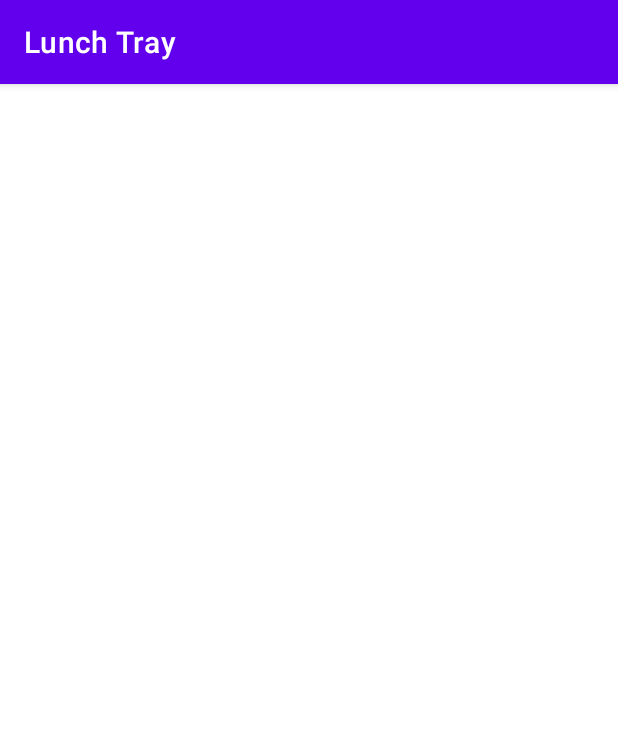
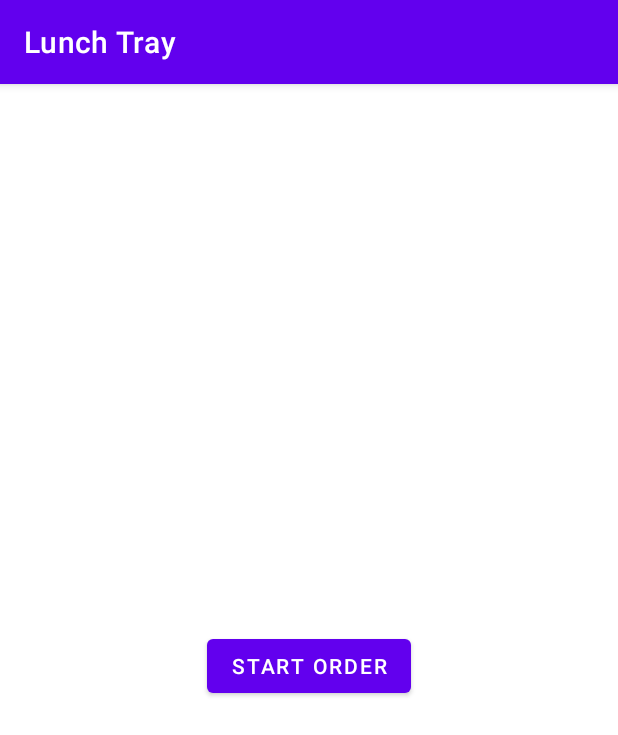
Before and after one commit to Fl0riaS/SM_Jakub_Znyk, an Android app: the screen it shows after launch (MainActivity), on a phone screen of 412 x 824 dp. Shown: the top 735 px of the screen. Run offline under Robolectric (Android 15) with nearby library versions, the phone set to English and light mode, and no system bars; our stand-ins replace navigation-ui.

Commit message:
lab06: Create the navigation graph

```diff
--- a/src/lab06/android-basics-kotlin-lunch-tray-app-main/app/src/main/java/com/example/lunchtray/MainActivity.kt
+++ b/src/lab06/android-basics-kotlin-lunch-tray-app-main/app/src/main/java/com/example/lunchtray/MainActivity.kt
@@ -18,6 +18,8 @@ package com.example.lunchtray
 import android.os.Bundle
 import androidx.appcompat.app.AppCompatActivity
 import androidx.navigation.NavController
+import androidx.navigation.fragment.NavHostFragment
+import androidx.navigation.ui.setupActionBarWithNavController
 import com.example.lunchtray.databinding.ActivityMainBinding
 
 class MainActivity : AppCompatActivity() {
@@ -34,5 +36,8 @@ class MainActivity : AppCompatActivity() {
         setContentView(binding.root)
 
         // TODO: Retrieve NavController from the NavHostFragment
+        val navHostFragment = supportFragmentManager
+            .findFragmentById(R.id.nav_host_fragment) as NavHostFragment
+        navController = navHostFragment.navController
     }
 }
--- a/src/lab06/android-basics-kotlin-lunch-tray-app-main/app/src/main/java/com/example/lunchtray/ui/order/AccompanimentMenuFragment.kt
+++ b/src/lab06/android-basics-kotlin-lunch-tray-app-main/app/src/main/java/com/example/lunchtray/ui/order/AccompanimentMenuFragment.kt
@@ -21,6 +21,8 @@ import android.view.View
 import android.view.ViewGroup
 import androidx.fragment.app.Fragment
 import androidx.fragment.app.activityViewModels
+import androidx.navigation.fragment.findNavController
+import com.example.lunchtray.R
 import com.example.lunchtray.databinding.FragmentAccompanimentMenuBinding
 import com.example.lunchtray.model.OrderViewModel
 
@@ -34,9 +36,11 @@ class AccompanimentMenuFragment : Fragment() {
     // This property is non-null between the onCreateView() and onDestroyView() lifecycle callbacks,
     // when the view hierarchy is attached to the fragment.
     private var _binding: FragmentAccompanimentMenuBinding? = null
+
     // This property is only valid between onCreateView and
     // onDestroyView.
     private val binding get() = _binding!!
+
     // Use the 'by activityViewModels()' Kotlin property delegate from the fragment-ktx artifact
     private val sharedViewModel: OrderViewModel by activityViewModels()
 
@@ -59,6 +63,7 @@ class AccompanimentMenuFragment : Fragment() {
             lifecycleOwner = viewLifecycleOwner
             viewModel = sharedViewModel
             // TODO: initialize the AccompanimentMenuFragment variables
+            accompanimentMenuFragment = this@AccompanimentMenuFragment
         }
     }
 
@@ -67,6 +72,7 @@ class AccompanimentMenuFragment : Fragment() {
      */
     fun goToNextScreen() {
         // TODO: Navigate to the CheckoutFragment
+        findNavController().navigate(R.id.action_accompanimentMenuFragment_to_checkoutFragment)
     }
 
     /**
@@ -74,7 +80,10 @@ class AccompanimentMenuFragment : Fragment() {
      */
     fun cancelOrder() {
         // TODO: Reset order in view model
+        sharedViewModel.resetOrder()
+
         // TODO: Navigate back to the [StartFragment] to start over
+        findNavController().navigate(R.id.action_accompanimentMenuFragment_to_startOrderFragment)
     }
 
     /**
--- a/src/lab06/android-basics-kotlin-lunch-tray-app-main/app/src/main/java/com/example/lunchtray/ui/order/CheckoutFragment.kt
+++ b/src/lab06/android-basics-kotlin-lunch-tray-app-main/app/src/main/java/com/example/lunchtray/ui/order/CheckoutFragment.kt
@@ -21,6 +21,7 @@ import android.view.View
 import android.view.ViewGroup
 import androidx.fragment.app.Fragment
 import androidx.fragment.app.activityViewModels
+import androidx.navigation.fragment.findNavController
 import com.example.lunchtray.R
 import com.example.lunchtray.databinding.FragmentCheckoutBinding
 import com.example.lunchtray.model.OrderViewModel
@@ -35,9 +36,11 @@ class CheckoutFragment : Fragment() {
     // This property is non-null between the onCreateView() and onDestroyView() lifecycle callbacks,
     // when the view hierarchy is attached to the fragment.
     private var _binding: FragmentCheckoutBinding? = null
+
     // This property is only valid between onCreateView and
     // onDestroyView.
     private val binding get() = _binding!!
+
     // Use the 'by activityViewModels()' Kotlin property delegate from the fragment-ktx artifact
     private val sharedViewModel: OrderViewModel by activityViewModels()
 
@@ -63,6 +66,8 @@ class CheckoutFragment : Fragment() {
         binding.apply {
             lifecycleOwner = viewLifecycleOwner
             // TODO: initialize the OrderViewModel and CheckoutFragment variables
+            viewModel = sharedViewModel
+            checkoutFragment = this@CheckoutFragment
         }
     }
 
@@ -71,7 +76,10 @@ class CheckoutFragment : Fragment() {
      */
     fun cancelOrder() {
         // TODO: Reset order in view model
+        sharedViewModel.resetOrder()
+
         // TODO: Navigate back to the [StartFragment] to start over
+        findNavController().navigate(R.id.action_checkoutFragment_to_startOrderFragment)
     }
 
     /**
@@ -80,8 +88,12 @@ class CheckoutFragment : Fragment() {
     fun submitOrder() {
         // Show snackbar to "confirm" order
         Snackbar.make(binding.root, R.string.submit_order, Snackbar.LENGTH_SHORT).show()
+
         // TODO: Reset order in view model
+        sharedViewModel.resetOrder()
+
         // TODO: Navigate back to the [StartFragment] to start over
+        findNavController().navigate(R.id.action_checkoutFragment_to_startOrderFragment)
     }
 
     /**
--- a/src/lab06/android-basics-kotlin-lunch-tray-app-main/app/src/main/java/com/example/lunchtray/ui/order/EntreeMenuFragment.kt
+++ b/src/lab06/android-basics-kotlin-lunch-tray-app-main/app/src/main/java/com/example/lunchtray/ui/order/EntreeMenuFragment.kt
@@ -21,6 +21,8 @@ import android.view.View
 import android.view.ViewGroup
 import androidx.fragment.app.Fragment
 import androidx.fragment.app.activityViewModels
+import androidx.navigation.fragment.findNavController
+import com.example.lunchtray.R
 import com.example.lunchtray.databinding.FragmentEntreeMenuBinding
 import com.example.lunchtray.model.OrderViewModel
 
@@ -33,9 +35,11 @@ class EntreeMenuFragment : Fragment() {
     // This property is non-null between the onCreateView() and onDestroyView() lifecycle callbacks,
     // when the view hierarchy is attached to the fragment.
     private var _binding: FragmentEntreeMenuBinding? = null
+
     // This property is only valid between onCreateView and
     // onDestroyView.
     private val binding get() = _binding!!
+
     // Use the 'by activityViewModels()' Kotlin property delegate from the fragment-ktx artifact
     private val sharedViewModel: OrderViewModel by activityViewModels()
 
@@ -58,6 +62,7 @@ class EntreeMenuFragment : Fragment() {
             lifecycleOwner = viewLifecycleOwner
             viewModel = sharedViewModel
             // TODO: initialize the EntreeMenuFragment variables
+            entreeMenuFragment = this@EntreeMenuFragment
         }
     }
 
@@ -66,6 +71,7 @@ class EntreeMenuFragment : Fragment() {
      */
     fun goToNextScreen() {
         // TODO: Navigate to the SideMenuFragment
+        findNavController().navigate(R.id.action_entreeMenuFragment_to_sideMenuFragment)
     }
 
     /**
@@ -73,7 +79,10 @@ class EntreeMenuFragment : Fragment() {
      */
     fun cancelOrder() {
         // TODO: Reset order in view model
+        sharedViewModel.resetOrder()
+
         // TODO: Navigate back to the [StartFragment] to start over
+        findNavController().navigate(R.id.action_entreeMenuFragment_to_startOrderFragment)
     }
 
     /**
--- a/src/lab06/android-basics-kotlin-lunch-tray-app-main/app/src/main/java/com/example/lunchtray/ui/order/SideMenuFragment.kt
+++ b/src/lab06/android-basics-kotlin-lunch-tray-app-main/app/src/main/java/com/example/lunchtray/ui/order/SideMenuFragment.kt
@@ -21,6 +21,8 @@ import android.view.View
 import android.view.ViewGroup
 import androidx.fragment.app.Fragment
 import androidx.fragment.app.activityViewModels
+import androidx.navigation.fragment.findNavController
+import com.example.lunchtray.R
 import com.example.lunchtray.databinding.FragmentSideMenuBinding
 import com.example.lunchtray.model.OrderViewModel
 
@@ -33,9 +35,11 @@ class SideMenuFragment : Fragment() {
     // This property is non-null between the onCreateView() and onDestroyView() lifecycle callbacks,
     // when the view hierarchy is attached to the fragment.
     private var _binding: FragmentSideMenuBinding? = null
+
     // This property is only valid between onCreateView and
     // onDestroyView.
     private val binding get() = _binding!!
+
     // Use the 'by activityViewModels()' Kotlin property delegate from the fragment-ktx artifact
     private val sharedViewModel: OrderViewModel by activityViewModels()
 
@@ -58,6 +62,7 @@ class SideMenuFragment : Fragment() {
             lifecycleOwner = viewLifecycleOwner
             viewModel = sharedViewModel
             // TODO: initialize the SideMenuFragment variables
+            sideMenuFragment = this@SideMenuFragment
         }
     }
 
@@ -66,6 +71,7 @@ class SideMenuFragment : Fragment() {
      */
     fun goToNextScreen() {
         // TODO: Navigate to the AccompanimentMenuFragment
+        findNavController().navigate(R.id.action_sideMenuFragment_to_accompanimentMenuFragment)
     }
 
     /**
@@ -73,7 +79,10 @@ class SideMenuFragment : Fragment() {
      */
     fun cancelOrder() {
         // TODO: Reset order in view model
+        sharedViewModel.resetOrder()
+
         // TODO: Navigate back to the [StartFragment] to start over
+        findNavController().navigate(R.id.action_sideMenuFragment_to_startOrderFragment)
     }
 
     /**
--- a/src/lab06/android-basics-kotlin-lunch-tray-app-main/app/src/main/java/com/example/lunchtray/ui/order/StartOrderFragment.kt
+++ b/src/lab06/android-basics-kotlin-lunch-tray-app-main/app/src/main/java/com/example/lunchtray/ui/order/StartOrderFragment.kt
@@ -20,6 +20,8 @@ import android.view.LayoutInflater
 import android.view.View
 import android.view.ViewGroup
 import androidx.fragment.app.Fragment
+import androidx.navigation.fragment.findNavController
+import com.example.lunchtray.R
 import com.example.lunchtray.databinding.FragmentStartOrderBinding
 
 /**
@@ -46,6 +48,7 @@ class StartOrderFragment : Fragment() {
         // Navigate to entree menu
         binding.startOrderBtn.setOnClickListener {
             // TODO: navigate to the EntreeMenuFragment
+            findNavController().navigate(R.id.action_startOrderFragment_to_entreeMenuFragment)
         }
         return root
     }
--- a/src/lab06/android-basics-kotlin-lunch-tray-app-main/app/src/main/res/layout/activity_main.xml
+++ b/src/lab06/android-basics-kotlin-lunch-tray-app-main/app/src/main/res/layout/activity_main.xml
@@ -22,5 +22,16 @@
     android:layout_height="match_parent">
 
     <!-- TODO: Add a FragmentContainerView with navigation/mobile_navigation as the navHost -->
+    <androidx.fragment.app.FragmentContainerView
+        android:id="@+id/nav_host_fragment"
+        android:name="androidx.navigation.fragment.NavHostFragment"
+        android:layout_width="match_parent"
+        android:layout_height="match_parent"
+        app:defaultNavHost="true"
+        app:navGraph="@navigation/mobile_navigation"
+        app:layout_constraintBottom_toBottomOf="parent"
+        app:layout_constraintLeft_toLeftOf="parent"
+        app:layout_constraintRight_toRightOf="parent"
+        app:layout_constraintTop_toTopOf="parent" />
 
 </androidx.constraintlayout.widget.ConstraintLayout>
--- a/src/lab06/android-basics-kotlin-lunch-tray-app-main/app/src/main/res/navigation/mobile_navigation.xml
+++ b/src/lab06/android-basics-kotlin-lunch-tray-app-main/app/src/main/res/navigation/mobile_navigation.xml
@@ -16,7 +16,63 @@
   -->
 <navigation xmlns:android="http://schemas.android.com/apk/res/android"
     xmlns:app="http://schemas.android.com/apk/res-auto"
-    android:id="@+id/mobile_navigation">
+    xmlns:tools="http://schemas.android.com/tools"
+    android:id="@+id/mobile_navigation"
+    app:startDestination="@id/startOrderFragment">
 
 
+    <fragment
+        android:id="@+id/startOrderFragment"
+        android:name="com.example.lunchtray.ui.order.StartOrderFragment"
+        android:label="fragment_start_order"
+        tools:layout="@layout/fragment_start_order" >
+        <action
+            android:id="@+id/action_startOrderFragment_to_entreeMenuFragment"
+            app:destination="@id/entreeMenuFragment" />
+    </fragment>
+    <fragment
+        android:id="@+id/entreeMenuFragment"
+        android:name="com.example.lunchtray.ui.order.EntreeMenuFragment"
+        android:label="fragment_entree_menu"
+        tools:layout="@layout/fragment_entree_menu" >
+        <action
+            android:id="@+id/action_entreeMenuFragment_to_sideMenuFragment"
+            app:destination="@id/sideMenuFragment" />
+        <action
+            android:id="@+id/action_entreeMenuFragment_to_startOrderFragment"
+            app:destination="@id/startOrderFragment" />
+    </fragment>
+    <fragment
+        android:id="@+id/accompanimentMenuFragment"
+        android:name="com.example.lunchtray.ui.order.AccompanimentMenuFragment"
+        android:label="fragment_accompaniment_menu"
+        tools:layout="@layout/fragment_accompaniment_menu" >
+        <action
+            android:id="@+id/action_accompanimentMenuFragment_to_checkoutFragment"
+            app:destination="@id/checkoutFragment" />
+        <action
+            android:id="@+id/action_accompanimentMenuFragment_to_startOrderFragment"
+            app:destination="@id/startOrderFragment" />
+    </fragment>
+    <fragment
+        android:id="@+id/sideMenuFragment"
+        android:name="com.example.lunchtray.ui.order.SideMenuFragment"
+        android:label="fragment_side_menu"
+        tools:layout="@layout/fragment_side_menu" >
+        <action
+            android:id="@+id/action_sideMenuFragment_to_accompanimentMenuFragment"
+            app:destination="@id/accompanimentMenuFragment" />
+        <action
+            android:id="@+id/action_sideMenuFragment_to_startOrderFragment"
+            app:destination="@id/startOrderFragment" />
+    </fragment>
+    <fragment
+        android:id="@+id/checkoutFragment"
+        android:name="com.example.lunchtray.ui.order.CheckoutFragment"
+        android:label="fragment_checkout"
+        tools:layout="@layout/fragment_checkout" >
+        <action
+            android:id="@+id/action_checkoutFragment_to_startOrderFragment"
+            app:destination="@id/startOrderFragment" />
+    </fragment>
 </navigation>
```
Also changed, not shown: 1 other file.
